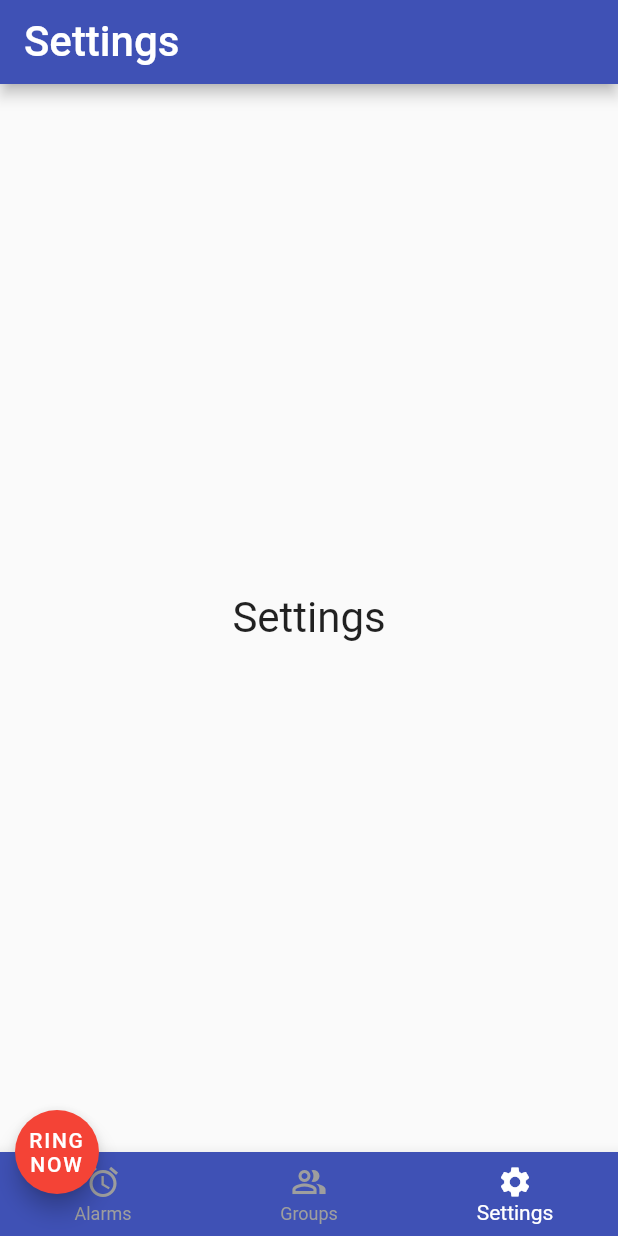
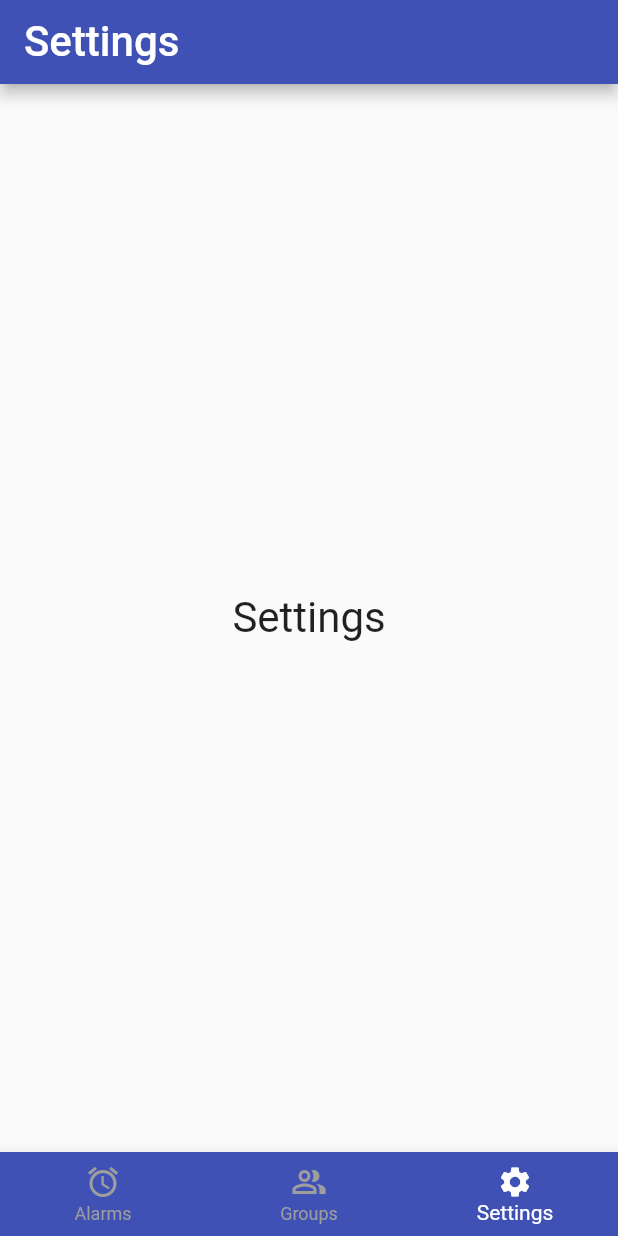
Before and after one commit to manoj1749/alarm_x, a Flutter app: the HomePage screen opened directly, item 3 of the bottom bar chosen, on a phone screen of 412 x 824 dp. Run offline on Flutter 3.47's test engine with Material 2 defaults, Android fonts, the phone set to English and light mode, and no system bars; our stand-ins replace firebase_core, flutter_local_notifications, shared_preferences; missing offline and left inert: alarm, sa_v1_migration; accounts and stored records are empty; statements that could not run were skipped.

Commit message:
Update home.dart

```diff
--- a/lib/screens/home.dart
+++ b/lib/screens/home.dart
@@ -185,27 +185,27 @@ class _HomePageState extends State<HomePage> {
                 : selectedIndex == 2
                     ? const Settings()
                     : null,
-        floatingActionButton: Padding(
-          padding: const EdgeInsets.all(10),
-          child: Row(
-            mainAxisAlignment: MainAxisAlignment.spaceBetween,
-            children: [
-              FloatingActionButton(
-                onPressed: () {
-                  final alarmSettings = AlarmSettings(
-                    id: 42,
-                    dateTime: DateTime.now(),
-                    assetAudioPath: 'assets/mozart.mp3',
-                  );
-                  Alarm.set(alarmSettings: alarmSettings);
-                },
-                backgroundColor: Colors.red,
-                heroTag: null,
-                child: const Text("RING NOW", textAlign: TextAlign.center),
-              ),
-            ],
-          ),
-        ),
+        // floatingActionButton: Padding(
+        //   padding: const EdgeInsets.all(10),
+        //   child: Row(
+        //     mainAxisAlignment: MainAxisAlignment.spaceBetween,
+        //     children: [
+        //       FloatingActionButton(
+        //         onPressed: () {
+        //           final alarmSettings = AlarmSettings(
+        //             id: 42,
+        //             dateTime: DateTime.now(),
+        //             assetAudioPath: 'assets/mozart.mp3',
+        //           );
+        //           Alarm.set(alarmSettings: alarmSettings);
+        //         },
+        //         backgroundColor: Colors.red,
+        //         heroTag: null,
+        //         child: const Text("RING NOW", textAlign: TextAlign.center),
+        //       ),
+        //     ],
+        //   ),
+        // ),
         floatingActionButtonLocation: FloatingActionButtonLocation.centerDocked,
         bottomNavigationBar: BottomNavigationBar(
           backgroundColor: Colors.indigo.shade500,
```
